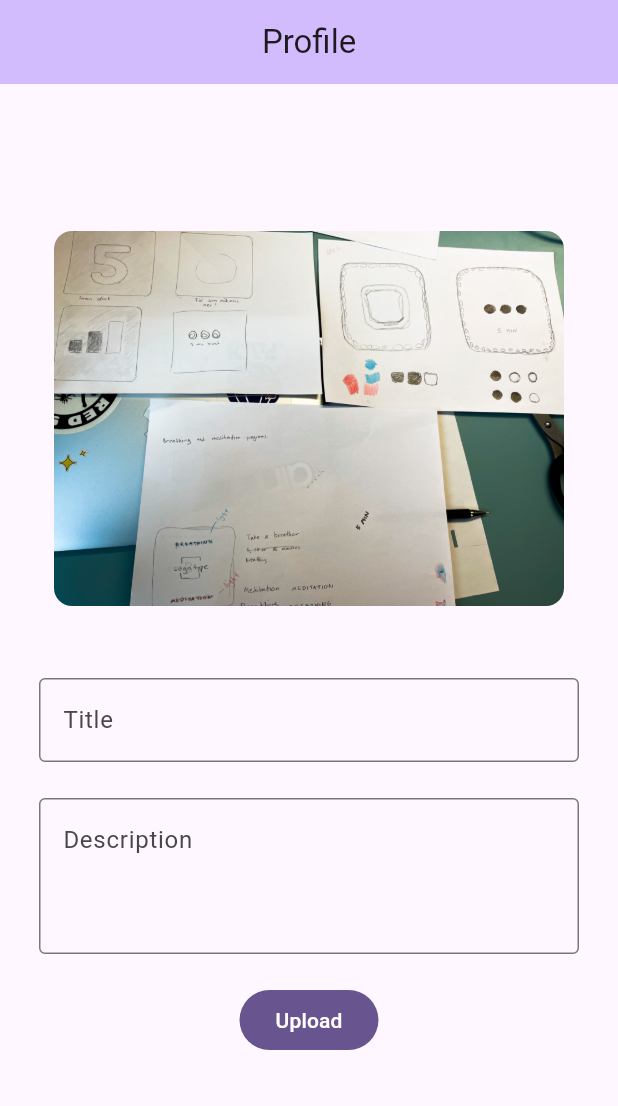
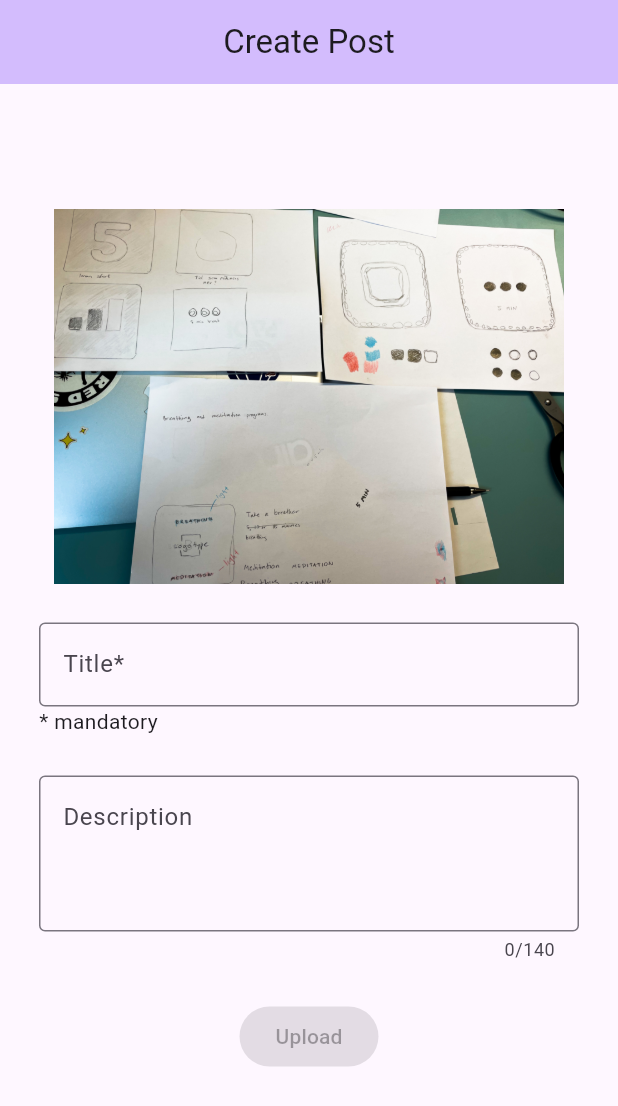
Before and after one commit to R0KK1T/CoDoC, a Flutter app: the MyUploadPage screen opened directly, on a phone screen of 412 x 824 dp. Shown: the top 1106 px of the screen. Run offline on Flutter 3.47's test engine with Material 2 defaults, Android fonts, the phone set to English and light mode, and no system bars; our stand-ins replace firebase_core; accounts and stored records are empty.

Commit message:
Upload button enabled/disabled

```diff
--- a/lib/upload_post_screen.dart
+++ b/lib/upload_post_screen.dart
@@ -31,32 +31,67 @@ class MyUploadPage extends StatefulWidget {
 class _MyUploadPageState extends State<MyUploadPage> {
   TextEditingController controllerTitle = TextEditingController();
   TextEditingController controllerDescription = TextEditingController();
+  bool isButtonEnabled = false;
+
+  @override
+  void initState() {
+    super.initState();
+    controllerTitle.addListener(() {
+      setState(() {
+        isButtonEnabled = controllerTitle.text.isNotEmpty;
+      });
+    });
+  }
 
   @override
   Widget build(BuildContext context) {
     return Scaffold(
       appBar: AppBar(
         backgroundColor: Theme.of(context).colorScheme.inversePrimary,
-        title: Text("Profile"),
+        title: Text("Create Post"),
         centerTitle: true,
       ),
       body: Center(
         child: SingleChildScrollView(
           child: Column(children: <Widget>[
             _photo(),
-            Padding(padding: EdgeInsets.only(bottom: 48)),
+            Padding(padding: EdgeInsets.only(bottom: 26)),
+
+// --------- Add more than one photo ---------
+            // Padding(
+            //   padding: const EdgeInsets.only(left: 26, right: 208, bottom: 26),
+            //   child: FilledButton.tonal(
+            //     onPressed: () {},
+            //     child: Row(
+            //       mainAxisAlignment: MainAxisAlignment.center,
+            //       children: const <Widget>[
+            //         Icon(Icons.add_a_photo),
+            //         SizedBox(width: 8),
+            //         Text('Add photo'),
+            //       ],
+            //     ),
+            //   ),
+            // ),
+// --------- Add more than one photo ---------
+
             _textFieldTitle(controllerTitle),
-            Padding(padding: EdgeInsets.only(bottom: 24)),
+            Padding(
+              padding: const EdgeInsets.only(left: 26),
+              child: Row(
+                mainAxisAlignment: MainAxisAlignment.start,
+                children: [
+                  Text("* mandatory"),
+                ],
+              ),
+            ), //Align to left
+            Padding(padding: EdgeInsets.only(bottom: 26)),
             _textFieldDescription(controllerDescription),
-            Padding(padding: EdgeInsets.only(bottom: 24)),
+            Padding(padding: EdgeInsets.only(bottom: 26)),
             Padding(
               padding: const EdgeInsets.only(bottom: 26),
-              child: SizedBox(
-                height: 40,
-                child: FilledButton(
-                  onPressed: () {},
-                  child: const Text('Upload'),
-                ),
+              child: FilledButton(
+                onPressed: controllerTitle.text.isNotEmpty ? () {} : null,
+                child: const Text('Upload'),
               ),
             ),
           ]),
@@ -73,7 +108,7 @@ class _MyUploadPageState extends State<MyUploadPage> {
         obscureText: false,
         decoration: InputDecoration(
           border: OutlineInputBorder(),
-          labelText: "Title",
+          labelText: "Title*",
         ),
       ),
     );
@@ -84,6 +119,7 @@ class _MyUploadPageState extends State<MyUploadPage> {
       padding: const EdgeInsets.only(left: 26, right: 26),
       child: TextField(
         maxLines: 3,
+        maxLength: 140,
         controller: controller,
         obscureText: false,
         decoration: InputDecoration(
@@ -100,7 +136,7 @@ class _MyUploadPageState extends State<MyUploadPage> {
       height: 250,
       width: 340,
       decoration: BoxDecoration(
-        borderRadius: BorderRadius.circular(12),
+        // borderRadius: BorderRadius.circular(12),
         image: DecorationImage(
           image: AssetImage('assets/images/IMG_2649.jpg'),
           fit: BoxFit.cover,
```
